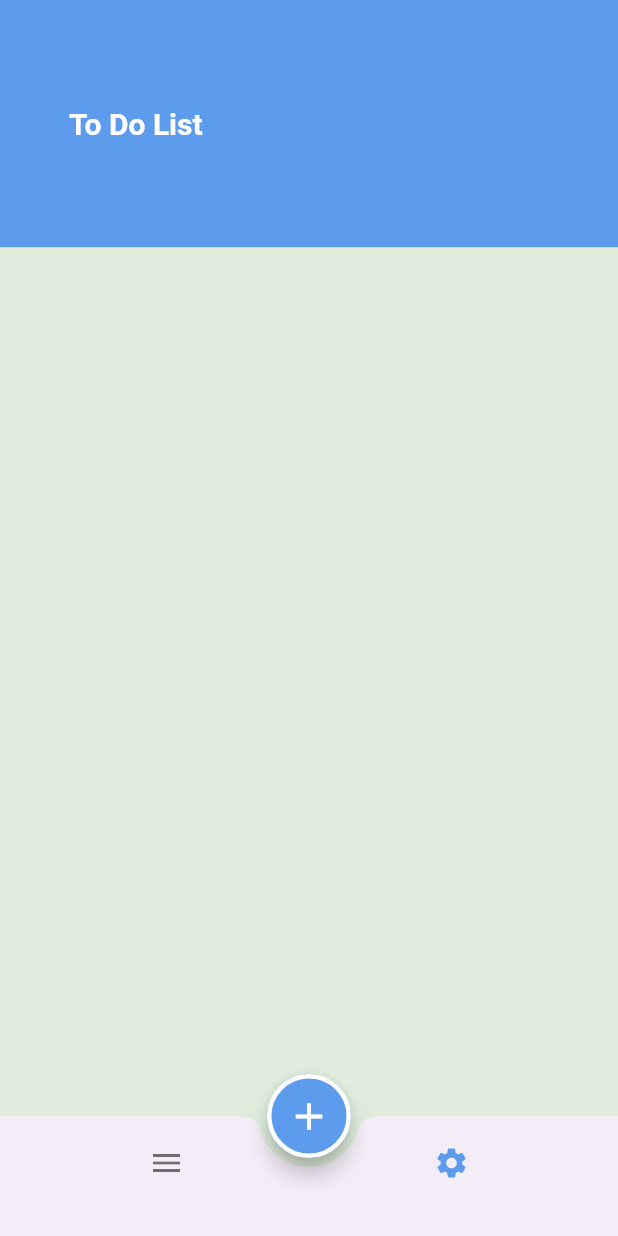
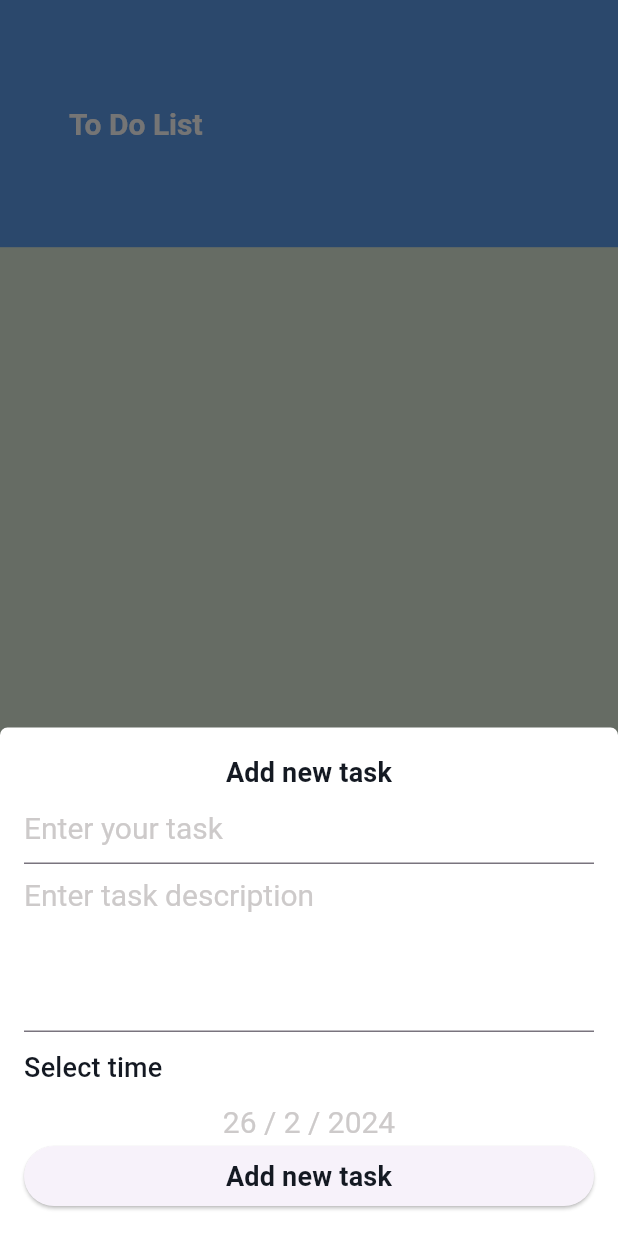
Before and after one commit to DaliaMaged/todo-app, a Flutter app: the screen it shows after launch, item 2 of the bottom bar chosen, after a tap on the "add" icon, on a phone screen of 412 x 824 dp. Run offline on Flutter 3.47's test engine with Material 3 defaults, Android fonts, the phone set to English and light mode, and no system bars; our stand-ins replace easy_date_timeline; generated files the repository leaves out were written again.

Commit message:
calender add new task localization state

```diff
--- a/lib/AppConfigNotifier.dart
+++ b/lib/AppConfigNotifier.dart
@@ -1,5 +1,12 @@
 import 'package:flutter/material.dart';
 
 class AppConfigNotifier extends ChangeNotifier {
-
+var language = "en";
+var theme = "light";
+void changeLangugae({required String newLanguage}){
+  language = newLanguage;
 }
+void changeTheme({required String newTheme}){
+  theme = newTheme;
+}
+}
--- a/lib/TodoTheme.dart
+++ b/lib/TodoTheme.dart
@@ -8,6 +8,7 @@ class TodoTheme {
   static Color secDark = Color(0xff060E1E);
   static Color customBlack = Color(0xff141922);
   static Color customGrey = Color(0xffC8C9CB);
+  static Color textGrey = Color(0xffCDCACA);
 static ThemeData todo_light = ThemeData(
   primaryColor: primaryLight,
   scaffoldBackgroundColor: secLight,
@@ -34,7 +35,30 @@ static ThemeData todo_light = ThemeData(
           )
       ),
     ),
+  bottomSheetTheme: BottomSheetThemeData(
+    backgroundColor: customWhite,
+    shape: RoundedRectangleBorder(
+      borderRadius: BorderRadius.only(topLeft: Radius.circular(5),topRight: Radius.circular(5))
+    )
+  ),
+  textTheme: TextTheme(
+    titleMedium: TextStyle(
+      color: customBlack,
+      fontSize: 18,
+      fontWeight: FontWeight.bold
+    ),
+    titleLarge: TextStyle(
+      color: customBlack,
+      fontSize: 20,
+  )
+  )
 );
+
+
+
+
+
+
 static ThemeData todo_dark = ThemeData(
   primaryColor: primaryLight,
   scaffoldBackgroundColor: secDark,
@@ -60,6 +84,23 @@ static ThemeData todo_dark = ThemeData(
           width: 4,
         )
     ),
-  )
+  ),
+    bottomSheetTheme: BottomSheetThemeData(
+        backgroundColor: customBlack,
+        shape: RoundedRectangleBorder(
+            borderRadius: BorderRadius.only(topLeft: Radius.circular(5),topRight: Radius.circular(5))
+        )
+    ),
+    textTheme: TextTheme(
+        titleMedium: TextStyle(
+            color: customWhite,
+            fontSize: 18,
+            fontWeight: FontWeight.bold
+        ),
+        titleLarge: TextStyle(
+            color: customWhite,
+            fontSize: 20,
+        )
+    )
 );
 }
--- /dev/null
+++ b/lib/homeScreen/AddTaskBottomSheet.dart
@@ -0,0 +1,145 @@
+import 'package:easy_date_timeline/easy_date_timeline.dart';
+import 'package:flutter/material.dart';
+import 'package:provider/provider.dart';
+import 'package:todo_app/AppConfigNotifier.dart';
+import 'package:todo_app/TodoTheme.dart';
+import 'package:flutter_gen/gen_l10n/app_localizations.dart';
+
+class AddTaskSheet extends StatefulWidget {
+  const AddTaskSheet({super.key});
+
+  @override
+  State<AddTaskSheet> createState() => _AddTaskSheetState();
+}
+
+class _AddTaskSheetState extends State<AddTaskSheet> {
+  var selectedDate = DateTime.now();
+  final _formKey = GlobalKey<FormState>();
+  var title="";
+  var description="";
+  @override
+  Widget build(BuildContext context) {
+
+    var provider = Provider.of<AppConfigNotifier>(context);
+    return Container(
+      padding: EdgeInsets.all(16),
+      child: SingleChildScrollView(
+        child: Column(
+          crossAxisAlignment: CrossAxisAlignment.stretch,
+          children: [
+            Text(
+              "${AppLocalizations
+                  .of(context)
+                  ?.add_new_task}",
+              style: Theme
+                  .of(context)
+                  .textTheme
+                  .titleMedium,
+              textAlign: TextAlign.center,
+            ),
+            Form(
+              key: _formKey,
+                child: Column(
+                  children: [
+                    TextFormField(
+                      onChanged: (text){
+                        title = text;
+                      },
+                      validator: (text){
+                        if(text == null || text.isEmpty) return "${AppLocalizations.of(context)?.enter_your_task_error}"; else return null;
+                      },
+                      decoration: InputDecoration(
+                          hintText: AppLocalizations
+                              .of(context)
+                              ?.enter_your_task,
+                          hintStyle: Theme
+                              .of(context)
+                              .textTheme
+                              .titleLarge
+                              ?.copyWith(color: TodoTheme.textGrey)),
+                    ),
+                    TextFormField(
+                      onChanged: (text){
+                        description = text;
+                      },
+                      validator: (text){
+                        if(text == null || text.isEmpty) return "${AppLocalizations.of(context)?.add_task_decription_error}"; else return null;
+                      } ,
+                      maxLines: 4,
+                      decoration: InputDecoration(
+                          hintText: AppLocalizations
+                              .of(context)
+                              ?.add_task_decription,
+                          hintStyle: Theme
+                              .of(context)
+                              .textTheme
+                              .titleLarge
+                              ?.copyWith(color: TodoTheme.textGrey)),
+                    ),
+                  ],
+                )),
+            SizedBox(
+              height: 10,
+            ),
+            Text(
+              "${AppLocalizations
+                  .of(context)
+                  ?.select_time}",
+              style: Theme
+                  .of(context)
+                  .textTheme
+                  .titleMedium
+                  ?.copyWith(fontWeight: FontWeight.w500),
+            ), SizedBox(
+              height: 10,
+            ),
+            InkWell(
+              onTap: showCalender,
+              child: Text(
+                "${selectedDate.day} / ${selectedDate.month} / ${selectedDate.year}",
+                textAlign: TextAlign.center,
+                style: Theme
+                    .of(context)
+                    .textTheme
+                    .titleLarge
+                    ?.copyWith(
+                  color: TodoTheme.textGrey,
+                ),
+              ),
+            ),
+            ElevatedButton(onPressed: (){
+              addTask();
+            }, child: Text(
+              "${AppLocalizations
+                  .of(context)
+                  ?.add_new_task}",
+              style: Theme
+                  .of(context)
+                  .textTheme
+                  .titleMedium,
+              textAlign: TextAlign.center,
+            )
+            )
+          ],
+        ),
+      ),
+    );
+  }
+
+  showCalender() async {
+   var changeSelectedDate = await showDatePicker(context: context,
+        firstDate: DateTime.now(),
+        initialDate:DateTime.now() ,
+        lastDate: DateTime.now().add(Duration(days: 365)));
+   selectedDate = changeSelectedDate ?? DateTime.now();
+   setState(() {
+
+   });
+  }
+
+  addTask() {
+    if(_formKey.currentState!.validate()){
+
+    }
+  }
+}
--- a/lib/homeScreen/TodoListHomeScreen.dart
+++ b/lib/homeScreen/TodoListHomeScreen.dart
@@ -1,5 +1,8 @@
 import 'package:easy_date_timeline/easy_date_timeline.dart';
 import 'package:flutter/material.dart';
+import 'package:provider/provider.dart';
+import 'package:todo_app/AppConfigNotifier.dart';
+import 'package:todo_app/TodoTheme.dart';
 
 class TodoListHomeScreen extends StatefulWidget {
   static String todoListScreen = "todoListScreen";
@@ -12,21 +15,59 @@ class TodoListHomeScreen extends StatefulWidget {
 class _TodoListHomeScreenState extends State<TodoListHomeScreen> {
   final EasyInfiniteDateTimelineController _controller =
   EasyInfiniteDateTimelineController();
+  var _focusDate = DateTime.now();
   @override
   Widget build(BuildContext context) {
+    var provider = Provider.of<AppConfigNotifier>(context);
+
     return Column(
 children: [
   EasyInfiniteDateTimeLine(
+    locale: provider.language=="en" ? "en" : "ar",
     controller: _controller,
     firstDate: DateTime(2024),
-    focusDate: DateTime.now(),
+    focusDate: _focusDate,
     lastDate: DateTime(2024, 12, 31),
     onDateChange: (selectedDate) {
       setState(() {
-        //_focusDate = selectedDate;
+        _focusDate = selectedDate;
       });
     },
+    activeColor: TodoTheme.primaryLight,
+     dayProps: EasyDayProps(
+        dayStructure: DayStructure.dayStrDayNum,
+        activeDayStyle: DayStyle(
+            decoration: BoxDecoration(
+              color: TodoTheme.customWhite,
+              borderRadius: BorderRadius.all(Radius.circular(8)),
+              )
+        ),
+      todayHighlightStyle: TodayHighlightStyle.withBackground,
+      activeDayNumStyle: TextStyle(
+          color: TodoTheme.primaryLight,
+          fontWeight: FontWeight.w600
+      ),
+      activeDayStrStyle: TextStyle(
+          color: TodoTheme.primaryLight,
+        fontWeight: FontWeight.w600
+      ),
+      inactiveDayStyle: DayStyle(
+        decoration: BoxDecoration(
+          color: TodoTheme.customWhite,
+          borderRadius: BorderRadius.all(Radius.circular(8))
+        ),
+        dayStrStyle: TextStyle(
+            color: TodoTheme.customBlack,
+            fontWeight: FontWeight.w600
+        ),
+        dayNumStyle: TextStyle(
+            color: TodoTheme.customBlack,
+            fontWeight: FontWeight.w600
+        )
+      )
+    ),
   ),
+
 ],
     );
   }
--- a/lib/homeScreen/home_screen.dart
+++ b/lib/homeScreen/home_screen.dart
@@ -1,5 +1,6 @@
 import 'package:flutter/material.dart';
 import 'package:todo_app/TodoTheme.dart';
+import 'package:todo_app/homeScreen/AddTaskBottomSheet.dart';
 import 'package:todo_app/homeScreen/TodoListHomeScreen.dart';
 import 'package:todo_app/settings/SettingsScreen.dart';
 
@@ -24,7 +25,11 @@ class _HomeScreenState extends State<HomeScreen> {
         ),
       ),
       floatingActionButton: FloatingActionButton(
-        onPressed: () {},
+        onPressed: () {
+          showModalBottomSheet(context: context, builder: (context){
+            return AddTaskSheet();
+          });
+        },
         child: Icon(
           Icons.add,
           color: TodoTheme.customWhite,
--- a/lib/l10n/app_ar.arb
+++ b/lib/l10n/app_ar.arb
@@ -0,0 +1,8 @@
+{
+  "add_new_task": "اضافة مهمة جديدة",
+  "enter_your_task": "ادخل مهمتك الجديدة",
+  "select_time" : "اختر الوقت",
+  "add_task_decription": "اضف الوصف للمهمة",
+  "add_task_decription_error": "يرجي ادخال وصف المهمة",
+  "enter_your_task_error": "يرجي ادخال المهمة"
+}
--- a/lib/l10n/app_en.arb
+++ b/lib/l10n/app_en.arb
@@ -0,0 +1,8 @@
+{
+  "add_new_task": "Add new task",
+  "enter_your_task": "Enter your task",
+  "select_time" : "Select time",
+  "add_task_decription": "Enter task description",
+  "add_task_decription_error": "Please enter task description",
+  "enter_your_task_error": "Please enter your task"
+}
```
